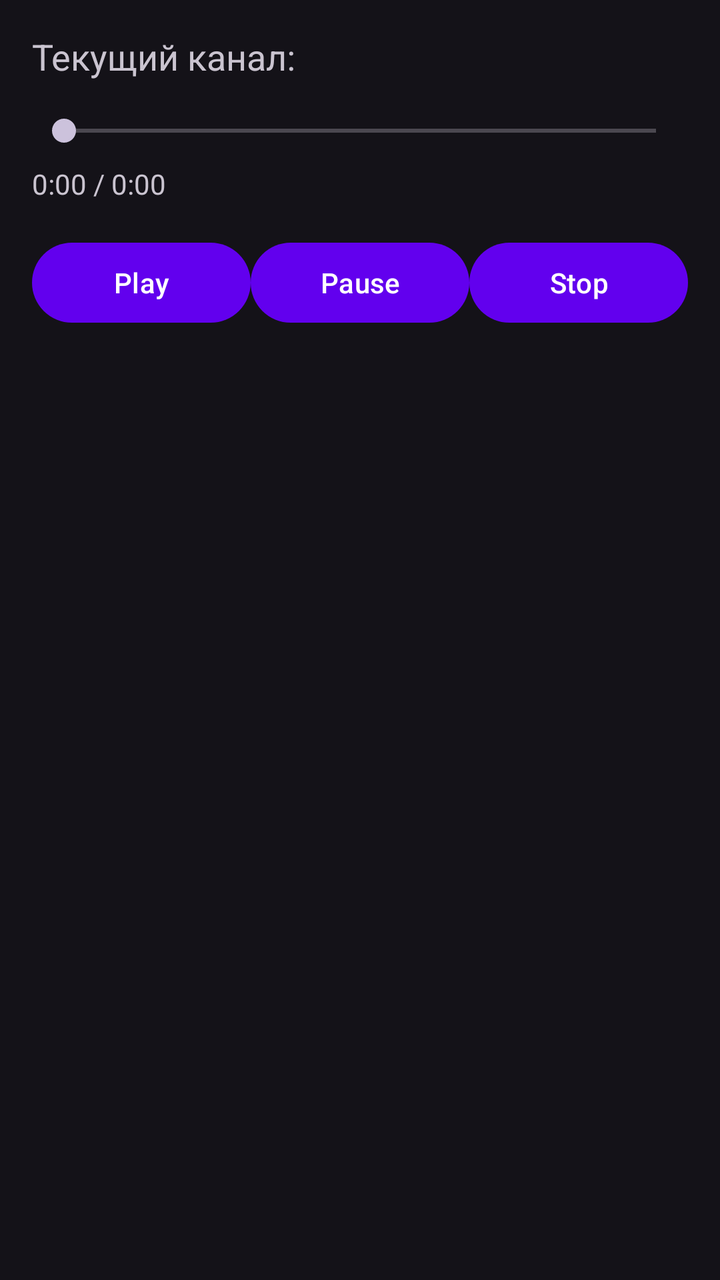
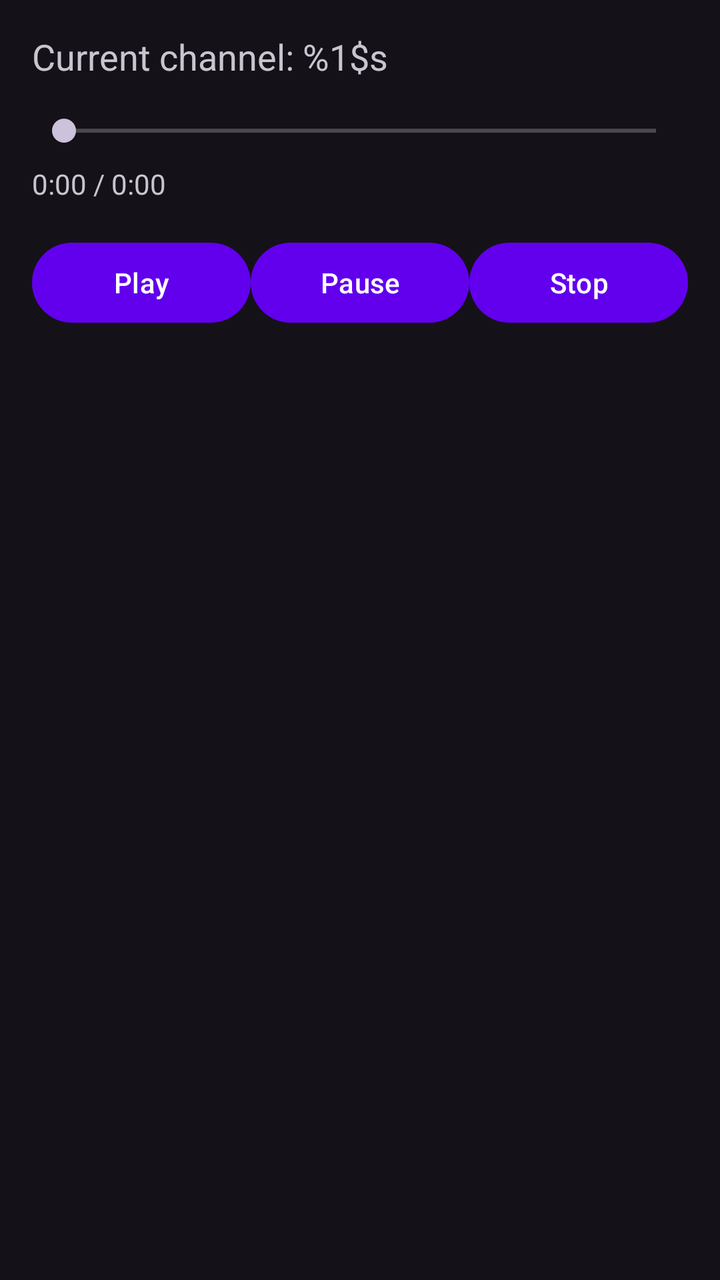

Before-and-after screenshots of an Android layout around one commit, followed by the original layout XML and the change that was made.
<!-- AndroidManifest.xml: application theme Theme.TelegramNewsReader -->
<!-- res/layout/activity_player.xml -->
<?xml version="1.0" encoding="utf-8"?>
<androidx.constraintlayout.widget.ConstraintLayout xmlns:android="http://schemas.android.com/apk/res/android"
    xmlns:app="http://schemas.android.com/apk/res-auto"
    android:layout_width="match_parent"
    android:layout_height="match_parent"
    android:padding="16dp">

    <TextView
        android:id="@+id/tv_current_channel"
        android:layout_width="wrap_content"
        android:layout_height="wrap_content"
        android:text="Текущий канал: "
        android:textSize="18sp"
        app:layout_constraintTop_toTopOf="parent"
        app:layout_constraintStart_toStartOf="parent" />

    <SeekBar
        android:id="@+id/seek_bar"
        android:layout_width="0dp"
        android:layout_height="wrap_content"
        android:layout_marginTop="16dp"
        app:layout_constraintTop_toBottomOf="@id/tv_current_channel"
        app:layout_constraintStart_toStartOf="parent"
        app:layout_constraintEnd_toEndOf="parent" />

    <TextView
        android:id="@+id/tv_time_labels"
        android:layout_width="wrap_content"
        android:layout_height="wrap_content"
        android:text="0:00 / 0:00"
        android:layout_marginTop="8dp"
        app:layout_constraintTop_toBottomOf="@id/seek_bar"
        app:layout_constraintStart_toStartOf="parent" />

    <LinearLayout
        android:id="@+id/ll_controls"
        android:layout_width="0dp"
        android:layout_height="wrap_content"
        android:orientation="horizontal"
        android:layout_marginTop="16dp"
        app:layout_constraintTop_toBottomOf="@id/tv_time_labels"
        app:layout_constraintStart_toStartOf="parent"
        app:layout_constraintEnd_toEndOf="parent">

        <Button
            android:id="@+id/btn_play"
            android:layout_width="0dp"
            android:layout_height="wrap_content"
            android:layout_weight="1"
            android:text="@string/play" />

        <Button
            android:id="@+id/btn_pause"
            android:layout_width="0dp"
            android:layout_height="wrap_content"
            android:layout_weight="1"
            android:text="@string/pause" />

        <Button
            android:id="@+id/btn_stop"
            android:layout_width="0dp"
            android:layout_height="wrap_content"
            android:layout_weight="1"
            android:text="@string/stop" />
    </LinearLayout>

    <TextView
        android:id="@+id/tv_error"
        android:layout_width="wrap_content"
        android:layout_height="wrap_content"
        android:textColor="@android:color/holo_red_dark"
        android:visibility="gone"
        android:layout_marginTop="16dp"
        app:layout_constraintTop_toBottomOf="@id/ll_controls"
        app:layout_constraintStart_toStartOf="parent"
        app:layout_constraintEnd_toEndOf="parent" />

</androidx.constraintlayout.widget.ConstraintLayout>
<!-- resources referenced by this layout -->
<resources>
  <string name="pause">Pause</string>
  <string name="play">Play</string>
  <string name="stop">Stop</string>
  <style name="Theme.TelegramNewsReader" parent="Theme.TelegramNewsReader.Purple" />
  <style name="Theme.TelegramNewsReader.Purple" parent="Theme.Material3.Dark.NoActionBar">
          <item name="colorPrimary">@color/purple_500</item>
          <item name="colorPrimaryVariant">@color/purple_700</item>
          <item name="colorOnPrimary">@color/white</item>
          <item name="android:statusBarColor">?attr/colorPrimaryVariant</item>
          <item name="actionBarStyle">@style/CustomActionBarStyle</item>
      </style>
  <color name="purple_500">#FF6200EE</color>
  <color name="purple_700">#FF3700B3</color>
  <color name="white">#FFFFFFFF</color>
  <style name="CustomActionBarStyle" parent="Widget.Material3.ActionBar.Solid">
          <item name="titleTextStyle">@style/CustomActionBarTitle</item>
          <item name="android:titleTextStyle">@style/CustomActionBarTitle</item>
      </style>
  <style name="CustomActionBarTitle" parent="TextAppearance.Material3.ActionBar.Title">
          <item name="android:textSize">18sp</item>
          <item name="android:textStyle">bold</item>
          <item name="android:textColor">@color/white</item>
          <item name="android:gravity">center</item>
          <item name="android:layout_gravity">center</item>
      </style>
</resources>

<!-- the commit's change to res/layout/activity_player.xml (unified diff, before → after) -->
@@ -9,7 +9,7 @@
         android:id="@+id/tv_current_channel"
         android:layout_width="wrap_content"
         android:layout_height="wrap_content"
-        android:text="Текущий канал: "
+        android:text="@string/current_channel"
         android:textSize="18sp"
         app:layout_constraintTop_toTopOf="parent"
         app:layout_constraintStart_toStartOf="parent" />
<!-- resource entries referenced after the edit -->
@@ -1,5 +1,6 @@
 <!-- resources referenced by this layout -->
 <resources>
+  <string name="current_channel">Current channel: %1$s</string>
   <string name="pause">Pause</string>
   <string name="play">Play</string>
   <string name="stop">Stop</string>
